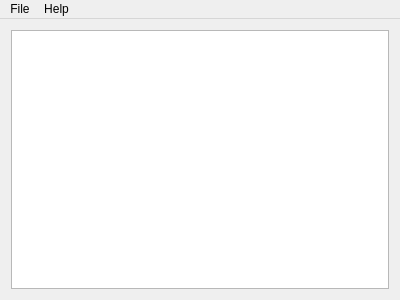
rdorado/qt-texteditor, file mainwindow.ui: the form before one commit.
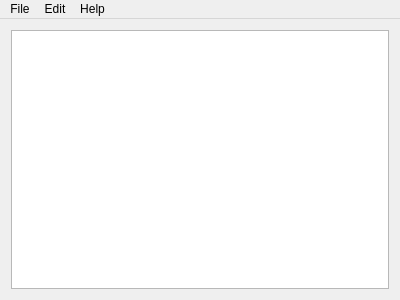
The form after the commit.

What changed in the file:
```diff
--- a/mainwindow.ui
+++ b/mainwindow.ui
@@ -42,8 +42,16 @@
     <property name="title">
      <string>Help</string>
     </property>
+    <addaction name="actionAbout"/>
+   </widget>
+   <widget class="QMenu" name="menuEdit">
+    <property name="title">
+     <string>Edit</string>
+    </property>
+    <addaction name="actionFind"/>
    </widget>
    <addaction name="menuFIle"/>
+   <addaction name="menuEdit"/>
    <addaction name="menuHelp"/>
   </widget>
   <action name="actionNew">
```
Left out of the diff: 19 changed lines with no effect on the pictures.
